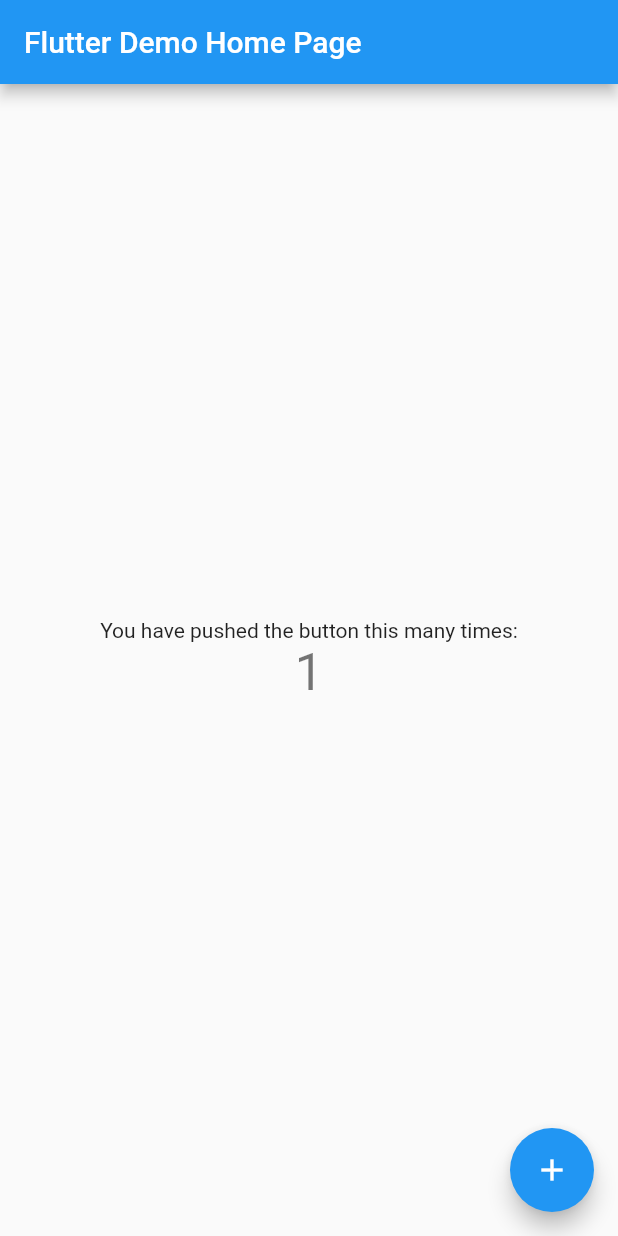
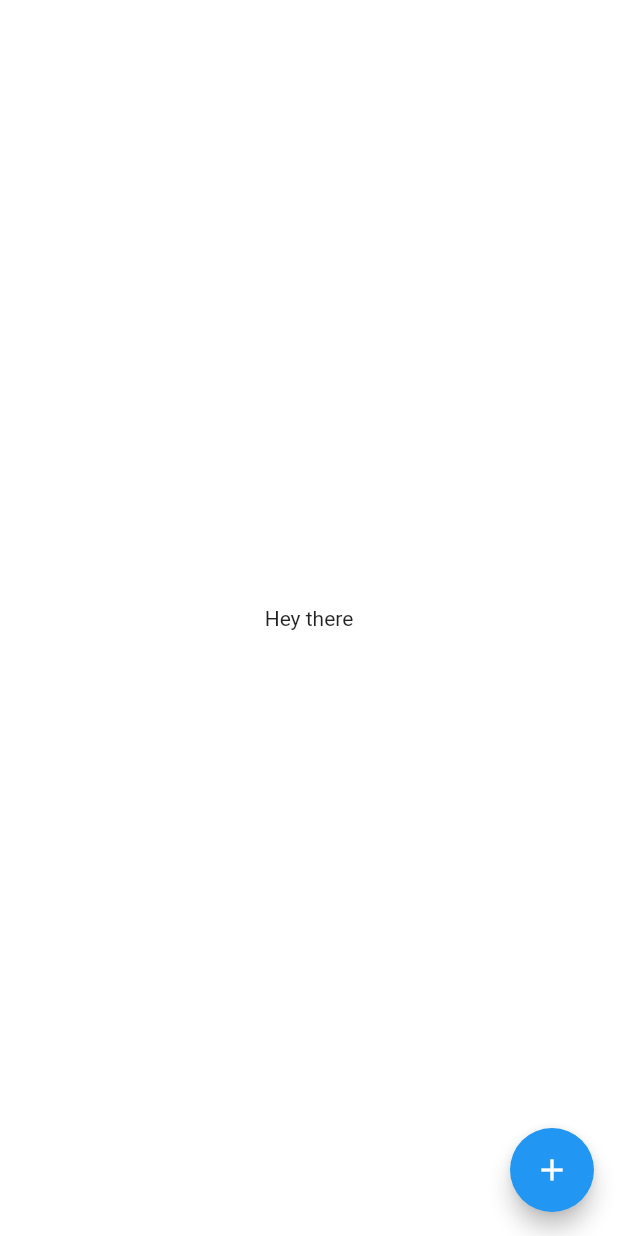
Before and after one commit to Mmaksymmt/hey-there-app, a Flutter app: the screen it shows after launch, after a tap on the "add" icon, on a phone screen of 412 x 824 dp. Run offline on Flutter 3.47's test engine with Material 2 defaults, Android fonts, the phone set to English and light mode, and no system bars; our stand-ins replace flutter_bloc.

Commit message:
Added MainPage

```diff
--- /dev/null
+++ b/lib/ColorGenerator.dart
@@ -0,0 +1,17 @@
+import 'dart:math';
+import 'package:flutter/material.dart';
+
+class ColorGenerator {
+  static Color generateRandomColor() {
+    Random random = Random();
+
+    int randomChannelValue() {
+      const int MAX_CHANNEL_VALUE = 255;
+      return random.nextInt(MAX_CHANNEL_VALUE);
+    }
+
+    const double DEFAULT_OPACITY = 1.0;
+    return Color.fromRGBO(randomChannelValue(), randomChannelValue(),
+        randomChannelValue(), DEFAULT_OPACITY);
+  }
+}
--- /dev/null
+++ b/lib/MainPage.dart
@@ -0,0 +1,47 @@
+import 'package:flutter/material.dart';
+import 'package:flutter_bloc/flutter_bloc.dart';
+import 'package:hey_there_app/bloc/colors/ColorsBloc.dart';
+import 'package:hey_there_app/bloc/colors/ColorsEvent.dart';
+import 'package:hey_there_app/bloc/colors/ColorsState.dart';
+
+class MainPage extends StatefulWidget {
+  MainPage({Key? key}) : super(key: key);
+
+  @override
+  _MainPageState createState() => _MainPageState();
+}
+
+class _MainPageState extends State<MainPage> {
+  ColorsBloc get _colorsBloc => BlocProvider.of<ColorsBloc>(context);
+
+  @override
+  Widget build(BuildContext context) {
+    return Scaffold(
+      body: _buildBodyWidget(),
+      floatingActionButton: FloatingActionButton(
+        onPressed: _onFloatingActionButtonPressed,
+        tooltip: 'Show history',
+        child: Icon(Icons.add),
+      ),
+    );
+  }
+
+  Widget _buildBodyWidget() {
+    return BlocBuilder<ColorsBloc, ColorsState>(
+      builder: (context, ColorsState state) {
+        return GestureDetector(
+            child: Container(
+              color: state.color,
+              child: Center(child: Center(child: Text("Hey there"))),
+            ),
+            onTap: _onAnywherePressed);
+      },
+    );
+  }
+
+  void _onAnywherePressed() {
+    _colorsBloc.add(ChangedColorEvent());
+  }
+
+  void _onFloatingActionButtonPressed() {}
+}
--- /dev/null
+++ b/lib/bloc/colors/ColorsBloc.dart
@@ -0,0 +1,30 @@
+import 'package:flutter/material.dart';
+import 'package:flutter_bloc/flutter_bloc.dart';
+import 'package:hey_there_app/ColorGenerator.dart';
+
+import 'ColorsEvent.dart';
+import 'ColorsState.dart';
+
+class ColorsBloc extends Bloc<ColorsEvent, ColorsState> {
+  static const Color DEFAULT_COLOR = Colors.white;
+
+  final List<Color> _colorsHistory = [];
+  Color _currentColor = DEFAULT_COLOR;
+
+  ColorsBloc() : super(ColorsState([], DEFAULT_COLOR));
+
+  @override
+  Stream<ColorsState> mapEventToState(ColorsEvent event) async* {
+    switch (event.runtimeType) {
+      case ChangedColorEvent:
+        yield* _onChangedColor();
+        break;
+    }
+  }
+
+  Stream<ColorsState> _onChangedColor() async* {
+    _colorsHistory.add(_currentColor);
+    _currentColor = ColorGenerator.generateRandomColor();
+    yield ColorsState(_colorsHistory, _currentColor);
+  }
+}
--- /dev/null
+++ b/lib/bloc/colors/ColorsEvent.dart
@@ -0,0 +1,3 @@
+abstract class ColorsEvent {}
+
+class ChangedColorEvent extends ColorsEvent {}
--- /dev/null
+++ b/lib/bloc/colors/ColorsState.dart
@@ -0,0 +1,8 @@
+import 'package:flutter/material.dart';
+
+class ColorsState {
+  final List<Color> colorsHistory;
+  final Color color;
+
+  ColorsState(this.colorsHistory, this.color);
+}
--- a/lib/main.dart
+++ b/lib/main.dart
@@ -1,113 +1,24 @@
 import 'package:flutter/material.dart';
+import 'package:flutter_bloc/flutter_bloc.dart';
+import 'package:hey_there_app/MainPage.dart';
+import 'package:hey_there_app/bloc/colors/ColorsBloc.dart';
 
 void main() {
   runApp(MyApp());
 }
 
 class MyApp extends StatelessWidget {
-  // This widget is the root of your application.
   @override
   Widget build(BuildContext context) {
-    return MaterialApp(
-      title: 'Flutter Demo',
-      theme: ThemeData(
-        // This is the theme of your application.
-        //
-        // Try running your application with "flutter run". You'll see the
-        // application has a blue toolbar. Then, without quitting the app, try
-        // changing the primarySwatch below to Colors.green and then invoke
-        // "hot reload" (press "r" in the console where you ran "flutter run",
-        // or simply save your changes to "hot reload" in a Flutter IDE).
-        // Notice that the counter didn't reset back to zero; the application
-        // is not restarted.
-        primarySwatch: Colors.blue,
+    return BlocProvider<ColorsBloc>(
+      create: (context) => ColorsBloc(),
+      child: MaterialApp(
+        title: 'Hey there',
+        theme: ThemeData(
+          primarySwatch: Colors.blue,
+        ),
+        home: MainPage(),
       ),
-      home: MyHomePage(title: 'Flutter Demo Home Page'),
     );
   }
 }
-
-class MyHomePage extends StatefulWidget {
-  MyHomePage({Key? key, required this.title}) : super(key: key);
-
-  // This widget is the home page of your application. It is stateful, meaning
-  // that it has a State object (defined below) that contains fields that affect
-  // how it looks.
-
-  // This class is the configuration for the state. It holds the values (in this
-  // case the title) provided by the parent (in this case the App widget) and
-  // used by the build method of the State. Fields in a Widget subclass are
-  // always marked "final".
-
-  final String title;
-
-  @override
-  _MyHomePageState createState() => _MyHomePageState();
-}
-
-class _MyHomePageState extends State<MyHomePage> {
-  int _counter = 0;
-
-  void _incrementCounter() {
-    setState(() {
-      // This call to setState tells the Flutter framework that something has
-      // changed in this State, which causes it to rerun the build method below
-      // so that the display can reflect the updated values. If we changed
-      // _counter without calling setState(), then the build method would not be
-      // called again, and so nothing would appear to happen.
-      _counter++;
-    });
-  }
-
-  @override
-  Widget build(BuildContext context) {
-    // This method is rerun every time setState is called, for instance as done
-    // by the _incrementCounter method above.
-    //
-    // The Flutter framework has been optimized to make rerunning build methods
-    // fast, so that you can just rebuild anything that needs updating rather
-    // than having to individually change instances of widgets.
-    return Scaffold(
-      appBar: AppBar(
-        // Here we take the value from the MyHomePage object that was created by
-        // the App.build method, and use it to set our appbar title.
-        title: Text(widget.title),
-      ),
-      body: Center(
-        // Center is a layout widget. It takes a single child and positions it
-        // in the middle of the parent.
-        child: Column(
-          // Column is also a layout widget. It takes a list of children and
-          // arranges them vertically. By default, it sizes itself to fit its
-          // children horizontally, and tries to be as tall as its parent.
-          //
-          // Invoke "debug painting" (press "p" in the console, choose the
-          // "Toggle Debug Paint" action from the Flutter Inspector in Android
-          // Studio, or the "Toggle Debug Paint" command in Visual Studio Code)
-          // to see the wireframe for each widget.
-          //
-          // Column has various properties to control how it sizes itself and
-          // how it positions its children. Here we use mainAxisAlignment to
-          // center the children vertically; the main axis here is the vertical
-          // axis because Columns are vertical (the cross axis would be
-          // horizontal).
-          mainAxisAlignment: MainAxisAlignment.center,
-          children: <Widget>[
-            Text(
-              'You have pushed the button this many times:',
-            ),
-            Text(
-              '$_counter',
-              style: Theme.of(context).textTheme.headline4,
-            ),
-          ],
-        ),
-      ),
-      floatingActionButton: FloatingActionButton(
-        onPressed: _incrementCounter,
-        tooltip: 'Increment',
-        child: Icon(Icons.add),
-      ), // This trailing comma makes auto-formatting nicer for build methods.
-    );
-  }
-}
--- a/pubspec.yaml
+++ b/pubspec.yaml
@@ -21,6 +21,7 @@ environment:
   sdk: ">=2.12.0 <3.0.0"
 
 dependencies:
+  flutter_bloc: ^7.0.1
   flutter:
     sdk: flutter
 
```
Also changed, not shown: pubspec.lock.
